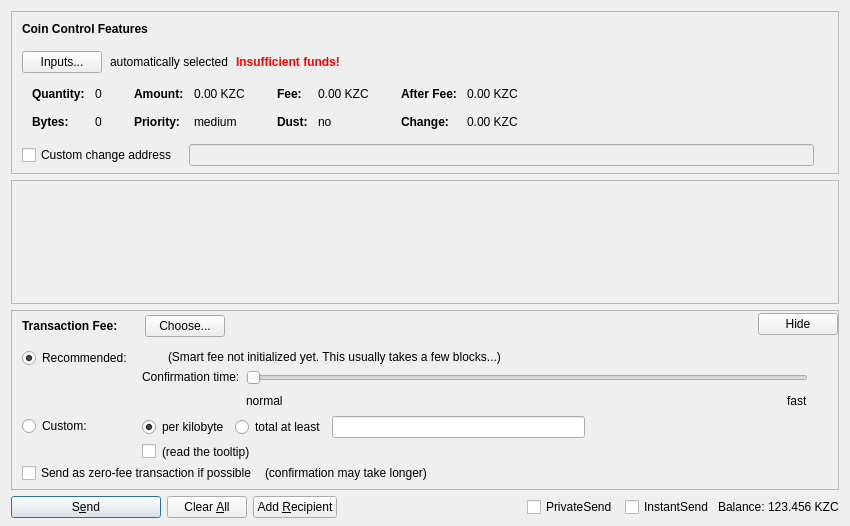
Qt form src/qt/forms/sendcoinsdialog.ui (GabitJunior/kzcash) before a commit.
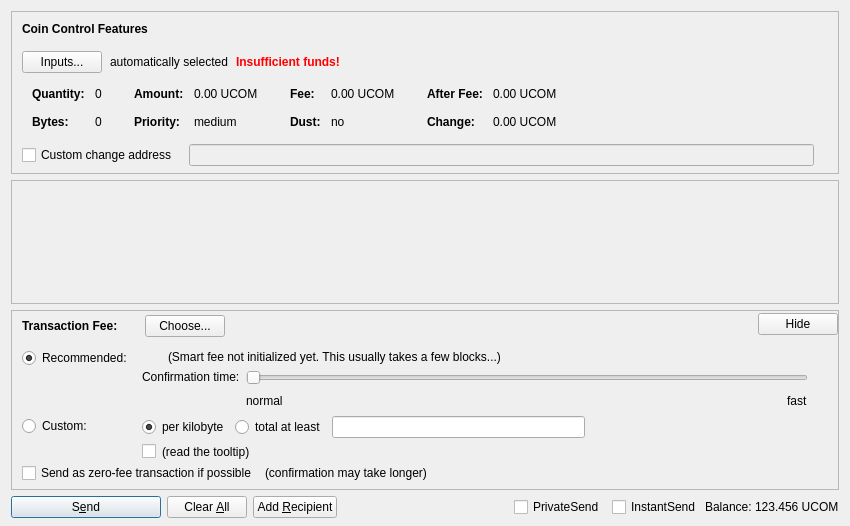
The same form after that commit. Custom widgets are drawn as their Qt base class.

Commit message: Release UCOM, v0.1.8.1

```diff
--- a/src/qt/forms/sendcoinsdialog.ui
+++ b/src/qt/forms/sendcoinsdialog.ui
@@ -324,7 +324,7 @@
                   <enum>Qt::ActionsContextMenu</enum>
                  </property>
                  <property name="text">
-                  <string notr="true">0.00 KZC</string>
+                  <string notr="true">0.00 UCOM</string>
                  </property>
                  <property name="textInteractionFlags">
                   <set>Qt::LinksAccessibleByMouse|Qt::TextSelectableByKeyboard|Qt::TextSelectableByMouse</set>
@@ -404,7 +404,7 @@
                   <enum>Qt::ActionsContextMenu</enum>
                  </property>
                  <property name="text">
-                  <string notr="true">0.00 KZC</string>
+                  <string notr="true">0.00 UCOM</string>
                  </property>
                  <property name="textInteractionFlags">
                   <set>Qt::LinksAccessibleByMouse|Qt::TextSelectableByKeyboard|Qt::TextSelectableByMouse</set>
@@ -484,7 +484,7 @@
                   <enum>Qt::ActionsContextMenu</enum>
                  </property>
                  <property name="text">
-                  <string notr="true">0.00 KZC</string>
+                  <string notr="true">0.00 UCOM</string>
                  </property>
                  <property name="textInteractionFlags">
                   <set>Qt::LinksAccessibleByMouse|Qt::TextSelectableByKeyboard|Qt::TextSelectableByMouse</set>
@@ -513,7 +513,7 @@
                   <enum>Qt::ActionsContextMenu</enum>
                  </property>
                  <property name="text">
-                  <string notr="true">0.00 KZC</string>
+                  <string notr="true">0.00 UCOM</string>
                  </property>
                  <property name="textInteractionFlags">
                   <set>Qt::LinksAccessibleByMouse|Qt::TextSelectableByKeyboard|Qt::TextSelectableByMouse</set>
@@ -1366,7 +1366,7 @@
           <cursorShape>IBeamCursor</cursorShape>
          </property>
          <property name="text">
-          <string notr="true">123.456 KZC</string>
+          <string notr="true">123.456 UCOM</string>
          </property>
          <property name="textInteractionFlags">
           <set>Qt::LinksAccessibleByMouse|Qt::TextSelectableByKeyboard|Qt::TextSelectableByMouse</set>
```
Left out of the diff: 6 changed lines with no effect on the pictures. The commit also changes 500 other files.
